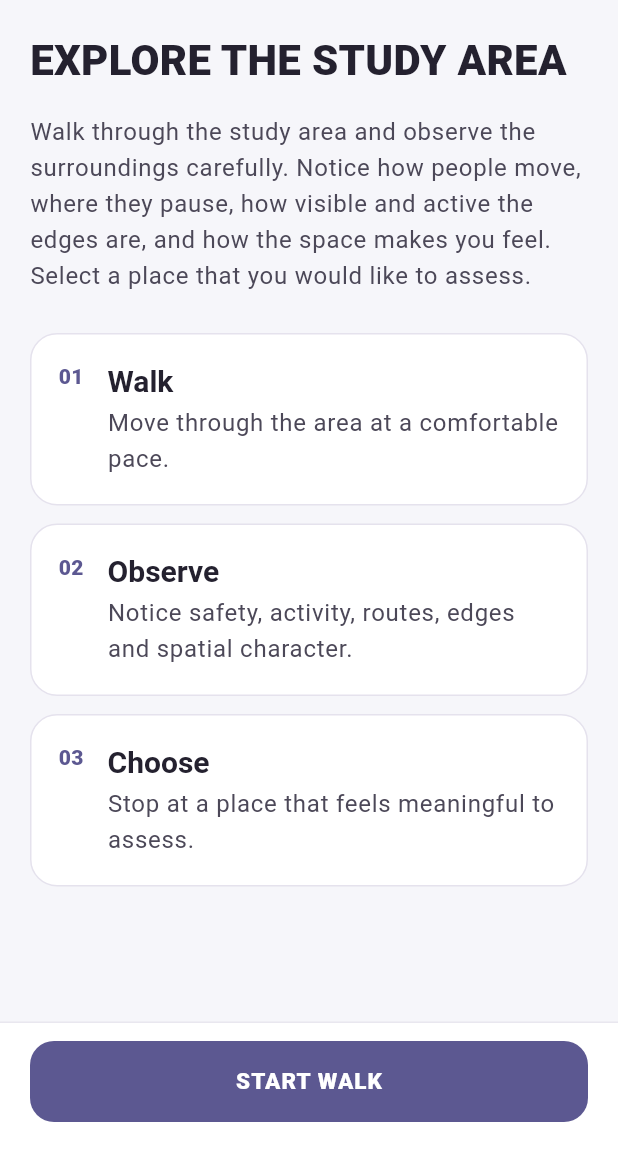
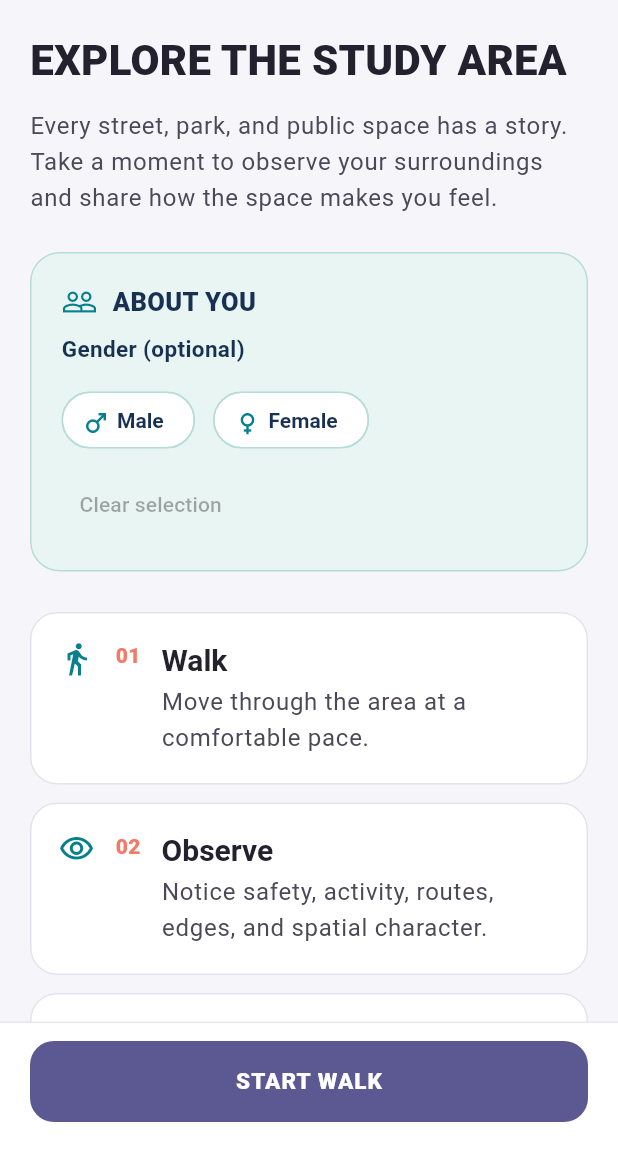
Before and after one commit to literallyshiva/coding-urban-safety, a Flutter app: the screen it shows after launch, after a tap on an icon or button, on a phone screen of 412 x 824 dp, the part 84-1236 px from its top. Run offline on Flutter 3.47's test engine with Material 3 defaults, Android fonts, the phone set to English and light mode, and no system bars; our stand-ins replace cloud_firestore, firebase_core, geolocator, google_maps_flutter; accounts and stored records are empty.

Commit message:
Update study_area_page.dart

```diff
--- a/lib/pages/study_area_page.dart
+++ b/lib/pages/study_area_page.dart
@@ -1,3 +1,4 @@
+
 import 'package:flutter/material.dart';
 
 import '../state/assessment_state.dart';
@@ -17,7 +18,9 @@ class StudyAreaPage extends StatelessWidget {
         onPressed: () {
           Navigator.of(context).push(
             MaterialPageRoute(
-              builder: (_) => MapPage(assessmentState: assessmentState),
+              builder: (_) => MapPage(
+                assessmentState: assessmentState,
+              ),
             ),
           );
         },
@@ -29,29 +32,164 @@ class StudyAreaPage extends StatelessWidget {
             'EXPLORE THE STUDY AREA',
             style: Theme.of(context).textTheme.headlineMedium,
           ),
-          const SizedBox(height: 18),
+          const SizedBox(height: 14),
           Text(
-            'Walk through the study area and observe the surroundings carefully. Notice how people move, where they pause, how visible and active the edges are, and how the space makes you feel. Select a place that you would like to assess.',
+            'Every street, park, and public space has a story. '
+            'Take a moment to observe your surroundings and '
+            'share how the space makes you feel.',
             style: Theme.of(context).textTheme.bodyLarge,
           ),
-          const SizedBox(height: 26),
+          const SizedBox(height: 24),
+
+          // Gender selection
+          AnimatedBuilder(
+            animation: assessmentState,
+            builder: (context, _) {
+              return Container(
+                width: double.infinity,
+                padding: const EdgeInsets.all(20),
+                decoration: BoxDecoration(
+                  color: const Color(0xFFE8F5F2),
+                  borderRadius: BorderRadius.circular(20),
+                  border: Border.all(
+                    color: const Color(0xFFB5DDD5),
+                  ),
+                ),
+                child: Column(
+                  crossAxisAlignment: CrossAxisAlignment.start,
+                  children: [
+                    const Row(
+                      children: [
+                        Icon(
+                          Icons.people_outline,
+                          color: Color(0xFF087F8C),
+                        ),
+                        SizedBox(width: 10),
+                        Expanded(
+                          child: Text(
+                            'ABOUT YOU',
+                            style: TextStyle(
+                              color: Color(0xFF183153),
+                              fontWeight: FontWeight.w800,
+                              fontSize: 17,
+                            ),
+                          ),
+                        ),
+                      ],
+                    ),
+                    const SizedBox(height: 9),
+                    const Text(
+                      'Gender (optional)',
+                      style: TextStyle(
+                        color: Color(0xFF183153),
+                        fontSize: 15,
+                        fontWeight: FontWeight.w600,
+                      ),
+                    ),
+                    const SizedBox(height: 13),
+                    Wrap(
+                      spacing: 12,
+                      runSpacing: 10,
+                      children: [
+                        _GenderChoice(
+                          label: 'Male',
+                          icon: Icons.male,
+                          selected: assessmentState.gender == 'Male',
+                          onTap: () {
+                            assessmentState.setGender('Male');
+                          },
+                        ),
+                        _GenderChoice(
+                          label: 'Female',
+                          icon: Icons.female,
+                          selected: assessmentState.gender == 'Female',
+                          onTap: () {
+                            assessmentState.setGender('Female');
+                          },
+                        ),
+                      ],
+                    ),
+                    const SizedBox(height: 8),
+                    TextButton(
+                      onPressed: assessmentState.gender == null
+                          ? null
+                          : () {
+                              assessmentState.setGender('');
+                            },
+                      child: const Text('Clear selection'),
+                    ),
+                  ],
+                ),
+              );
+            },
+          ),
+
+          const SizedBox(height: 27),
           const _InstructionCard(
             number: '01',
             title: 'Walk',
             text: 'Move through the area at a comfortable pace.',
+            icon: Icons.directions_walk,
           ),
           const _InstructionCard(
             number: '02',
             title: 'Observe',
-            text: 'Notice safety, activity, routes, edges and spatial character.',
+            text: 'Notice safety, activity, routes, edges, '
+                'and spatial character.',
+            icon: Icons.visibility_outlined,
           ),
           const _InstructionCard(
             number: '03',
             title: 'Choose',
             text: 'Stop at a place that feels meaningful to assess.',
+            icon: Icons.place_outlined,
           ),
         ],
       ),
+    );
+  }
+}
+
+class _GenderChoice extends StatelessWidget {
+  const _GenderChoice({
+    required this.label,
+    required this.icon,
+    required this.selected,
+    required this.onTap,
+  });
+
+  final String label;
+  final IconData icon;
+  final bool selected;
+  final VoidCallback onTap;
+
+  @override
+  Widget build(BuildContext context) {
+    const teal = Color(0xFF087F8C);
+
+    return ChoiceChip(
+      label: Text(label),
+      avatar: Icon(
+        icon,
+        size: 20,
+        color: selected ? Colors.white : teal,
+      ),
+      selected: selected,
+      onSelected: (_) => onTap(),
+      selectedColor: teal,
+      backgroundColor: Colors.white,
+      labelStyle: TextStyle(
+        color: selected ? Colors.white : const Color(0xFF183153),
+        fontWeight: FontWeight.w700,
+      ),
+      side: BorderSide(
+        color: selected ? teal : const Color(0xFFB5DDD5),
+      ),
+      padding: const EdgeInsets.symmetric(
+        horizontal: 12,
+        vertical: 10,
+      ),
+      showCheckmark: false,
     );
   }
 }
@@ -61,11 +199,13 @@ class _InstructionCard extends StatelessWidget {
     required this.number,
     required this.title,
     required this.text,
+    required this.icon,
   });
 
   final String number;
   final String title;
   final String text;
+  final IconData icon;
 
   @override
   Widget build(BuildContext context) {
@@ -76,26 +216,40 @@ class _InstructionCard extends StatelessWidget {
       decoration: BoxDecoration(
         color: Colors.white,
         borderRadius: BorderRadius.circular(18),
-        border: Border.all(color: const Color(0xFFE5E2ED)),
+        border: Border.all(
+          color: const Color(0xFFE5E2ED),
+        ),
       ),
       child: Row(
         crossAxisAlignment: CrossAxisAlignment.start,
         children: [
+          Icon(
+            icon,
+            color: const Color(0xFF087F8C),
+            size: 24,
+          ),
+          const SizedBox(width: 14),
           Text(
             number,
-            style: TextStyle(
+            style: const TextStyle(
               fontWeight: FontWeight.w800,
-              color: Theme.of(context).colorScheme.primary,
+              color: Color(0xFFF27B67),
             ),
           ),
-          const SizedBox(width: 16),
+          const SizedBox(width: 14),
           Expanded(
             child: Column(
               crossAxisAlignment: CrossAxisAlignment.start,
               children: [
-                Text(title, style: Theme.of(context).textTheme.titleLarge),
+                Text(
+                  title,
+                  style: Theme.of(context).textTheme.titleLarge,
+                ),
                 const SizedBox(height: 4),
-                Text(text, style: Theme.of(context).textTheme.bodyLarge),
+                Text(
+                  text,
+                  style: Theme.of(context).textTheme.bodyLarge,
+                ),
               ],
             ),
           ),
```
